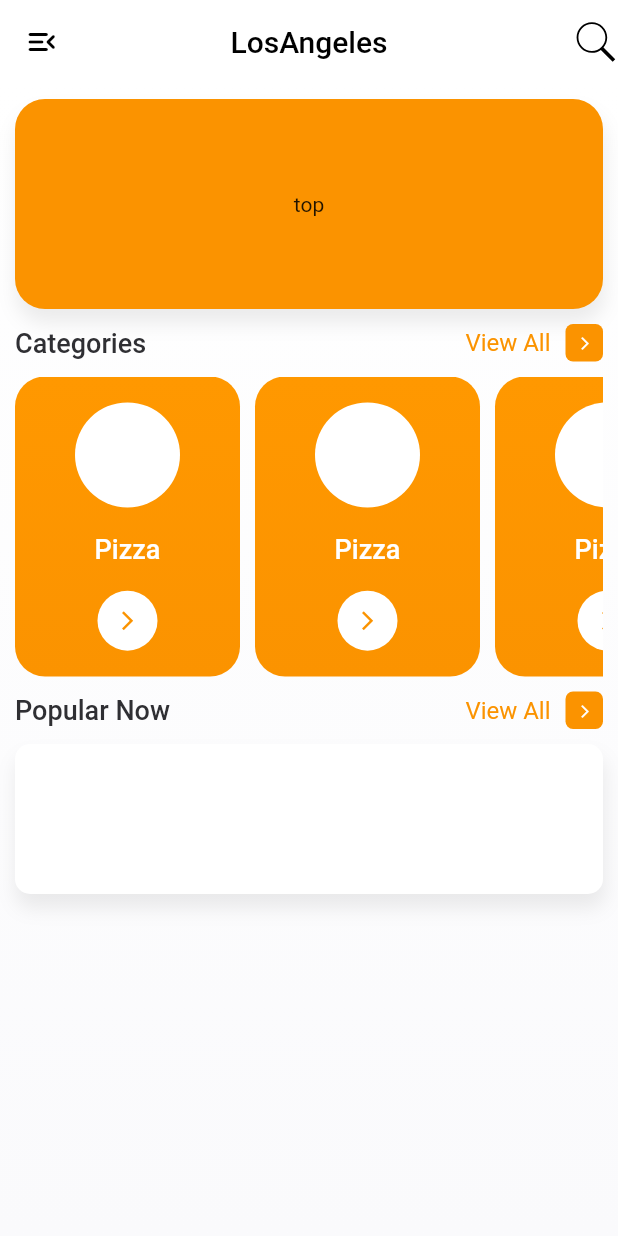
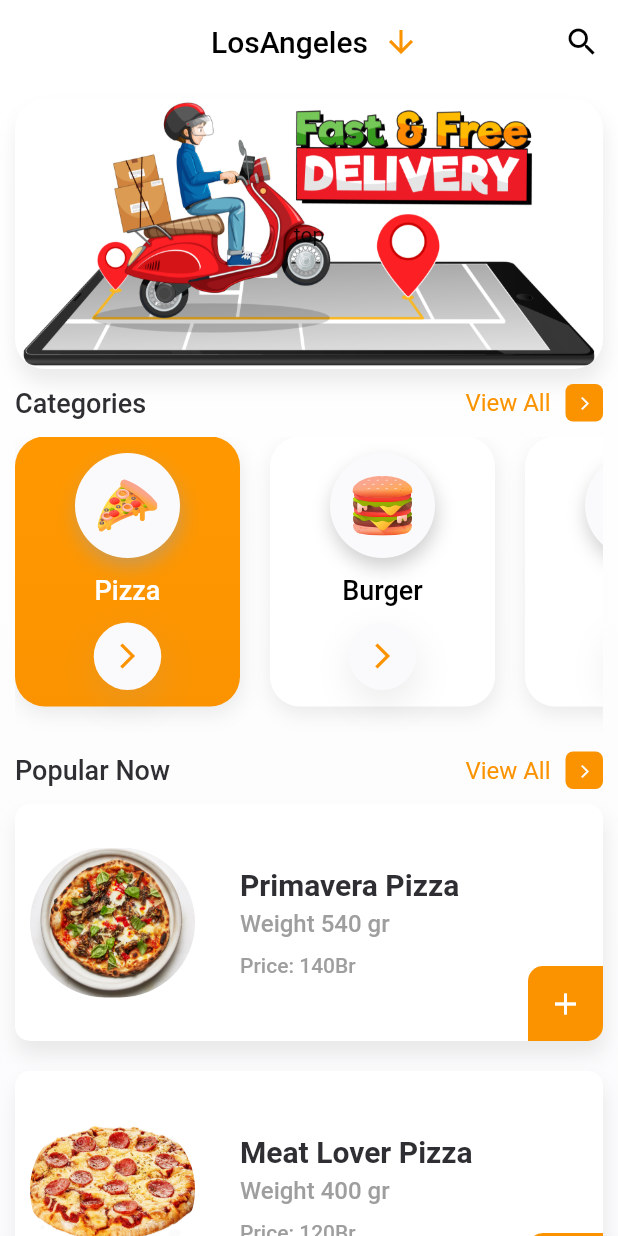
Before and after one commit to abentad/EthiopianFoodApp, a Flutter app: the screen it shows after launch, on a phone screen of 412 x 824 dp. Run offline on Flutter 3.47's test engine with Material 2 defaults, Android fonts, the phone set to English and light mode, and no system bars; our stand-ins replace flutter_svg.

Commit message:
second commit still designing

```diff
--- a/lib/main.dart
+++ b/lib/main.dart
@@ -20,7 +20,7 @@ class MyApp extends StatelessWidget {
       debugShowCheckedModeBanner: false,
       title: 'Food Demo',
       theme: ThemeData(
-        scaffoldBackgroundColor: Color(0xfffafafc),
+        scaffoldBackgroundColor: Color(0xFF7A7A7A),
         primarySwatch: Colors.blue,
         visualDensity: VisualDensity.adaptivePlatformDensity,
       ),
--- a/lib/screens/home_screen.dart
+++ b/lib/screens/home_screen.dart
@@ -8,16 +8,33 @@ class HomeScreen extends StatefulWidget {
 }
 
 class _HomeScreenState extends State<HomeScreen> {
+  int selectedIndex = 0;
+  List<Category> categories = [
+    Category(foodName: "Pizza", imageName: "pizza.svg"),
+    Category(foodName: "Burger", imageName: "burger.svg"),
+    Category(foodName: "Salad", imageName: "salad.svg"),
+    Category(foodName: "Smoothie", imageName: "smoothie.svg"),
+    Category(foodName: "Steak", imageName: "steak.svg"),
+  ];
+
   @override
   Widget build(BuildContext context) {
+    //size
     final height = MediaQuery.of(context).size.height;
     final width = MediaQuery.of(context).size.width;
+    //
     return Scaffold(
+      drawer: Drawer(),
+      backgroundColor: Color(0xFF7A7A7A),
+      //builds appbar
       appBar: buildAppBar(),
-      body: Container(
-        height: height,
+      //main background
+      body: SingleChildScrollView(
+        child: Container(
+          height: height + 200,
           width: width,
           decoration: BoxDecoration(
+            //gradient
             gradient: LinearGradient(
               colors: [
                 kwhiteColor,
@@ -31,8 +48,9 @@ class _HomeScreenState extends State<HomeScreen> {
             padding: EdgeInsets.all(10.0),
             child: Column(
               children: [
+                //the top card
                 Container(
-                height: 140.0,
+                  height: 180.0,
                   width: double.infinity,
                   decoration: BoxDecoration(
                     boxShadow: [
@@ -42,8 +60,11 @@ class _HomeScreenState extends State<HomeScreen> {
                         blurRadius: 10.0,
                       ),
                     ],
-                  color: korangeColor,
                     borderRadius: BorderRadius.circular(20.0),
+                    image: DecorationImage(
+                      image: AssetImage("assets/cardBg.jpg"),
+                      fit: BoxFit.fill,
+                    ),
                   ),
                   child: Center(
                     child: Text('top'),
@@ -54,13 +75,49 @@ class _HomeScreenState extends State<HomeScreen> {
                 buildCategory("Categories"),
                 ksizedBoxHeight,
                 //categories
-              buildCategories(),
+                buildCategories(categories),
                 ksizedBoxHeight,
                 //Popular Now title row
                 buildCategory("Popular Now"),
                 ksizedBoxHeight,
-              Container(
-                height: 100,
+                Expanded(
+                  child: buildPopulars(
+                    foodName: "Primavera Pizza",
+                    imageName: "pizza1.jpg",
+                    price: "140",
+                    weight: "540",
+                  ),
+                ),
+                Expanded(
+                  child: buildPopulars(
+                    foodName: "Meat Lover Pizza",
+                    imageName: "pizza2.jpg",
+                    price: "120",
+                    weight: "400",
+                  ),
+                ),
+                Expanded(
+                  child: buildPopulars(
+                    foodName: "Margarita Pizza",
+                    imageName: "pizza3.jpg",
+                    price: "100",
+                    weight: "380",
+                  ),
+                ),
+              ],
+            ),
+          ),
+        ),
+      ),
+    );
+  }
+
+  Widget buildPopulars(
+      {String imageName, String foodName, String weight, String price}) {
+    return Container(
+      margin: EdgeInsets.only(bottom: 20.0),
+      padding: EdgeInsets.only(left: 10.0),
+      height: 130,
       width: double.infinity,
       decoration: BoxDecoration(
         color: kwhiteColor,
@@ -73,41 +130,122 @@ class _HomeScreenState extends State<HomeScreen> {
           ),
         ],
       ),
-                child: Row(
-                  children: [],
+      child: Stack(
+        children: [
+          Row(
+            crossAxisAlignment: CrossAxisAlignment.center,
+            mainAxisAlignment: MainAxisAlignment.start,
+            children: [
+              Container(
+                height: 100.0,
+                width: 110.0,
+                decoration: BoxDecoration(
+                  borderRadius: BorderRadius.circular(50.0),
+                  image: DecorationImage(
+                    image: AssetImage("assets/$imageName"),
+                    fit: BoxFit.cover,
+                    // height: 30.0,
+                  ),
+                ),
+              ),
+              SizedBox(width: 30.0),
+              Column(
+                mainAxisAlignment: MainAxisAlignment.center,
+                crossAxisAlignment: CrossAxisAlignment.start,
+                children: [
+                  Text(
+                    foodName,
+                    style: ktitleTextStyle.copyWith(
+                      fontSize: 20.0,
+                      fontWeight: FontWeight.w700,
+                    ),
+                  ),
+                  SizedBox(height: 5.0),
+                  Text(
+                    'Weight $weight gr',
+                    style: ktitleTextStyle.copyWith(
+                      fontSize: 16.0,
+                      color: Colors.grey,
+                    ),
+                  ),
+                  SizedBox(height: 10.0),
+                  Text(
+                    'Price: ${price}Br',
+                    style: ktitleTextStyle.copyWith(
+                      fontSize: 14.0,
+                      color: Colors.grey,
                     ),
                   )
                 ],
               ),
+            ],
           ),
+          Positioned(
+            right: 0,
+            bottom: 0,
+            child: InkWell(
+              onTap: () {},
+              child: Container(
+                height: 50.0,
+                width: 50.0,
+                decoration: BoxDecoration(
+                  color: korangeColor,
+                  borderRadius: BorderRadius.only(
+                    topLeft: Radius.circular(10.0),
+                    bottomRight: Radius.circular(10.0),
+                  ),
+                ),
+                child: Center(
+                  child: Icon(
+                    Icons.add,
+                    color: kwhiteColor,
+                  ),
+                ),
+              ),
+            ),
+          ),
+        ],
       ),
     );
   }
 
-  Container buildCategories() {
+  Widget buildCategories(List<Category> category) {
     return Container(
       height: 200,
       child: ListView.builder(
         physics: BouncingScrollPhysics(),
         scrollDirection: Axis.horizontal,
-        itemCount: 5,
+        itemCount: categories.length,
         itemBuilder: (context, index) {
-          return Container(
-            margin: EdgeInsets.only(right: 10.0),
+          return InkWell(
+            onTap: () {
+              selectedIndex = index;
+              setState(() {});
+            },
+            child: Container(
+              margin: EdgeInsets.only(right: 20.0, bottom: 20.0),
               width: 150,
               decoration: BoxDecoration(
-              // color: korangeColor,
-              // boxShadow: [
-              //   BoxShadow(
-              //     color: Colors.grey.withOpacity(0.4),
-              //     offset: Offset(1, 9),
-              //     blurRadius: 20.0,
-              //   ),
-              // ],
-              gradient: LinearGradient(
+                boxShadow: [
+                  BoxShadow(
+                    color: Colors.grey.withOpacity(0.2),
+                    offset: Offset(1, 5),
+                    blurRadius: 10.0,
+                  ),
+                ],
+                gradient: index == selectedIndex
+                    ? LinearGradient(
                         colors: [
                           Colors.orange,
                           korangeColor,
+                        ],
+                        begin: Alignment.topCenter,
+                        end: Alignment.bottomCenter,
+                      )
+                    : LinearGradient(
+                        colors: [
+                          kwhiteColor,
+                          kwhiteColor,
                         ],
                         begin: Alignment.topCenter,
                         end: Alignment.bottomCenter,
@@ -122,31 +260,55 @@ class _HomeScreenState extends State<HomeScreen> {
                     height: 70.0,
                     width: 70.0,
                     decoration: BoxDecoration(
+                      boxShadow: [
+                        BoxShadow(
+                          color: Colors.grey.withOpacity(0.5),
+                          offset: Offset(1, 6),
+                          blurRadius: 10.0,
+                        ),
+                      ],
                       shape: BoxShape.circle,
-                    color: kwhiteColor,
+                      color: kgreyBackground,
+                    ),
+                    child: Center(
+                      child: SvgPicture.asset(
+                        "assets/${categories[index].imageName}",
+                        height: 40.0,
+                      ),
                     ),
                   ),
                   Text(
-                  "Pizza",
-                  style: ktitleTextStyle.copyWith(color: Colors.white),
+                    categories[index].foodName.toString(),
+                    style: ktitleTextStyle.copyWith(
+                      color:
+                          index == selectedIndex ? Colors.white : Colors.black,
+                    ),
                   ),
                   Container(
-                  height: 40.0,
-                  width: 40.0,
+                    height: 45.0,
+                    width: 45.0,
                     decoration: BoxDecoration(
                       shape: BoxShape.circle,
-                    color: kwhiteColor,
+                      color: kgreyBackground,
+                      boxShadow: [
+                        BoxShadow(
+                          color: Colors.grey.withOpacity(0.2),
+                          offset: Offset(1, 9),
+                          blurRadius: 20.0,
+                        ),
+                      ],
                     ),
                     child: IconButton(
                       onPressed: () {},
                       icon: Icon(
                         Icons.arrow_forward_ios,
                         color: korangeColor,
-                      size: 15,
+                        size: 20,
                       ),
                     ),
                   ),
                 ],
+              ),
             ),
           );
         },
@@ -195,26 +357,38 @@ class _HomeScreenState extends State<HomeScreen> {
 
   AppBar buildAppBar() {
     return AppBar(
-      title: Text(
+      title: Row(
+        mainAxisAlignment: MainAxisAlignment.center,
+        children: [
+          Text(
             'LosAngeles',
             style: TextStyle(color: Colors.black),
+          ),
+          ksizedBoxWidth,
+          Icon(
+            Icons.arrow_downward_outlined,
+            color: korangeColor,
+          )
+        ],
       ),
       centerTitle: true,
       backgroundColor: kwhiteColor,
       elevation: 0.0,
-      leading: Icon(
-        Icons.menu_open_rounded,
+      actions: [
+        IconButton(
+          icon: Icon(
+            Icons.search,
             color: Colors.black,
           ),
-      actions: [
-        Padding(
-          padding: EdgeInsets.only(left: 10.0),
-          child: SvgPicture.asset(
-            'assets/search.svg',
-            height: 30.0,
-          ),
-        ),
+          onPressed: () {},
+        )
       ],
     );
   }
 }
+
+class Category {
+  String foodName;
+  String imageName;
+  Category({this.foodName, this.imageName});
+}
```
Also changed, not shown: assets/burger.svg (added), assets/cardBg.jpg (added), assets/downward.png (deleted), assets/forward.png (deleted), assets/menu.png (deleted), assets/pizza.svg (added), assets/pizza1.jpg (added), assets/pizza2.jpg (added), assets/pizza3.jpg (added), assets/pizza4.jpg (added), assets/salad.svg (added), assets/search.svg (deleted), assets/smoothie.svg (added), assets/steak.svg (added), 1 more files, 6 other files. Lines whose indentation alone changed are shown as unchanged.
